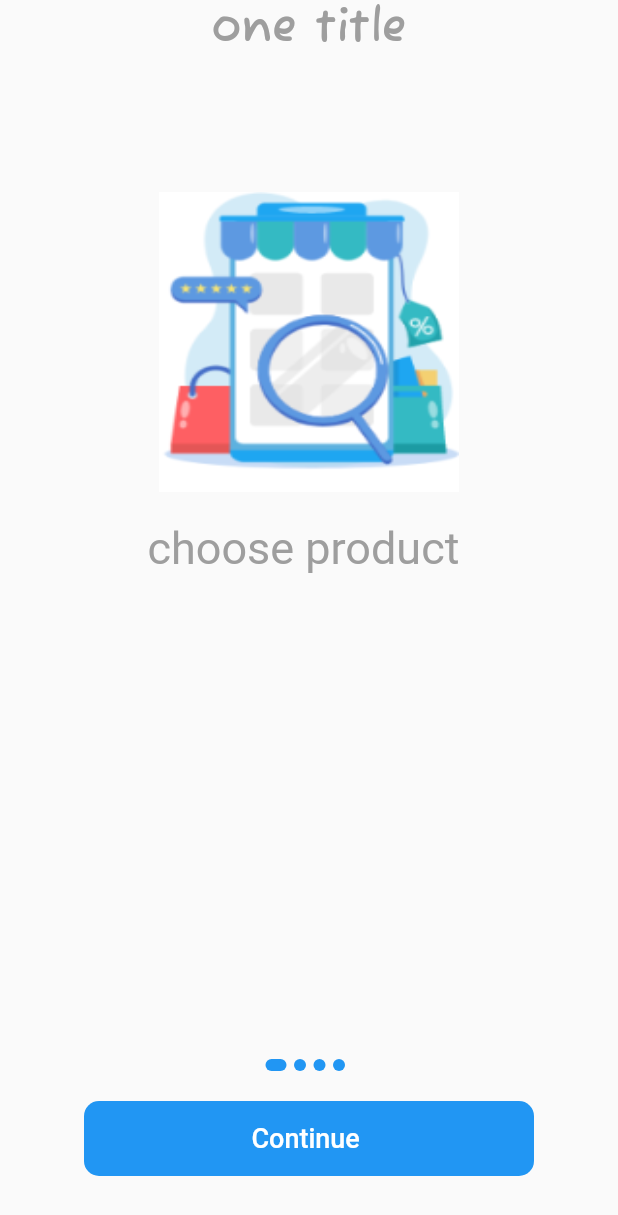
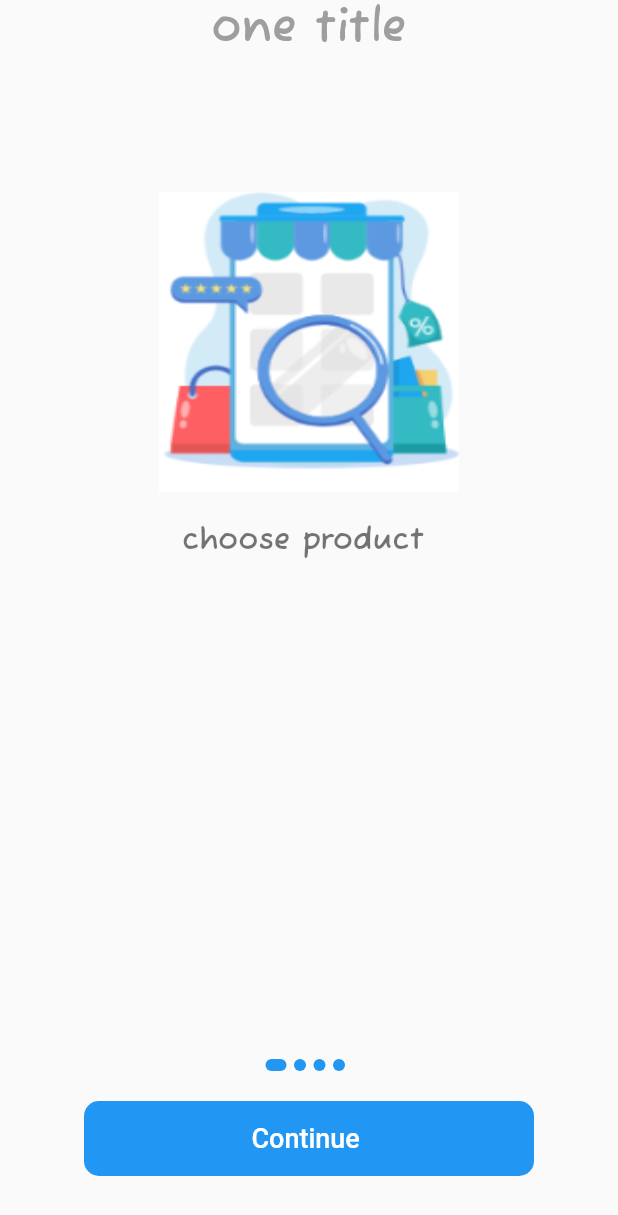
Before and after one commit to ali-I-salhab/test, a Flutter app: the screen it shows after launch, on a phone screen of 412 x 824 dp. Shown: the top 1215 px of the screen. Run offline on Flutter 3.47's test engine with Material 2 defaults, Android fonts, the phone set to English and light mode, and no system bars; our stand-ins replace get.

Commit message:
third commit

```diff
--- /dev/null
+++ b/lib/core/services/services.dart
@@ -0,0 +1,5 @@
+import 'package:get/get.dart';
+
+// import 'sha';
+
+class Myservices extends GetxService {}
--- a/lib/view/widgets/custompageview.dart
+++ b/lib/view/widgets/custompageview.dart
@@ -41,7 +41,7 @@ class CustomPageView extends GetView<PageviewControllerImp> {
               ),
               Text(
                 onboardinglist[i].body,
-                style: const TextStyle(color: AppColors.grey, fontSize: 30),
+                style: Theme.of(context).textTheme.displayLarge,
               ),
             ],
           );
```
Also changed, not shown: pubspec.yaml (+4 -5 lines), lib/ali.dart (deleted).
